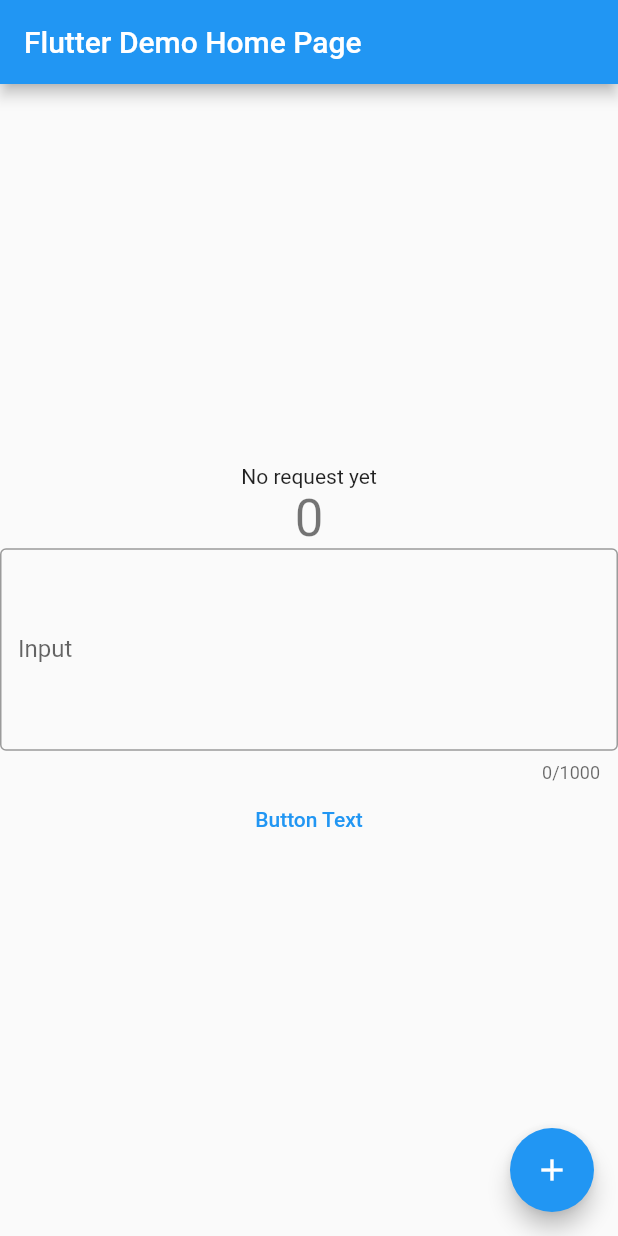
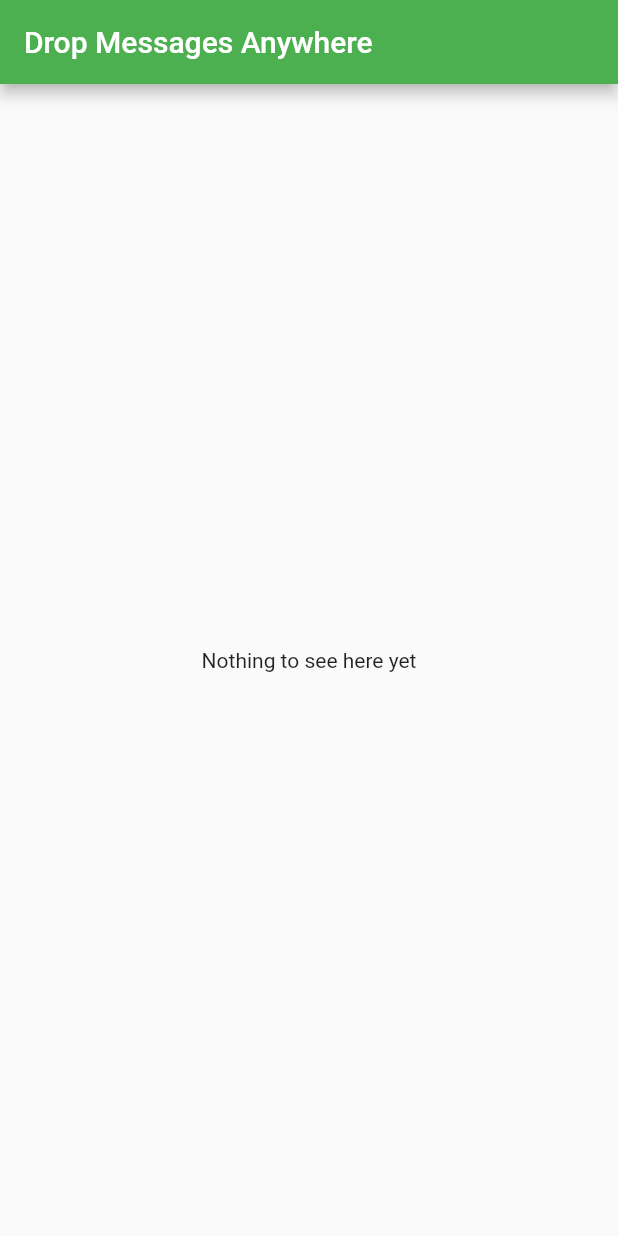
Before and after one commit to KjeldSchmidt/drp, a Flutter app: the screen it shows after launch, on a phone screen of 412 x 824 dp. Run offline on Flutter 3.47's test engine with Material 2 defaults, Android fonts, the phone set to English and light mode, and no system bars.

Commit message:
Cleaned up some early autogenerated stuff

```diff
--- a/frontend/lib/NetworkService.dart
+++ /dev/null
@@ -1,7 +0,0 @@
-import 'package:http/http.dart' as http;
-
-class NetworkService {
-  static Future<http.Response> fetchText() {
-    return http.get(Uri.parse("https://fakerapi.it/api/v1/addresses?_quantity=1"));
-  }
-}
--- a/frontend/lib/main.dart
+++ b/frontend/lib/main.dart
@@ -1,6 +1,3 @@
-import 'dart:developer';
-
-import 'package:drop/NetworkService.dart';
 import 'package:flutter/material.dart';
 
 void main() {
@@ -16,33 +13,15 @@
     return MaterialApp(
       title: 'Flutter Demo',
       theme: ThemeData(
-        // This is the theme of your application.
-        //
-        // Try running your application with "flutter run". You'll see the
-        // application has a blue toolbar. Then, without quitting the app, try
-        // changing the primarySwatch below to Colors.green and then invoke
-        // "hot reload" (press "r" in the console where you ran "flutter run",
-        // or simply save your changes to "hot reload" in a Flutter IDE).
-        // Notice that the counter didn't reset back to zero; the application
-        // is not restarted.
-        primarySwatch: Colors.blue,
+        primarySwatch: Colors.green,
       ),
-      home: const MyHomePage(title: 'Flutter Demo Home Page'),
+      home: const MyHomePage(title: 'Drop Messages Anywhere'),
     );
   }
 }
 
 class MyHomePage extends StatefulWidget {
   const MyHomePage({super.key, required this.title});
-
-  // This widget is the home page of your application. It is stateful, meaning
-  // that it has a State object (defined below) that contains fields that affect
-  // how it looks.
-
-  // This class is the configuration for the state. It holds the values (in this
-  // case the title) provided by the parent (in this case the App widget) and
-  // used by the build method of the State. Fields in a Widget subclass are
-  // always marked "final".
 
   final String title;
 
@@ -51,91 +30,22 @@
 }
 
 class _MyHomePageState extends State<MyHomePage> {
-  int _counter = 0;
-  String _response = "No request yet";
-
-  void _incrementCounter() {
-    setState(() {
-      // This call to setState tells the Flutter framework that something has
-      // changed in this State, which causes it to rerun the build method below
-      // so that the display can reflect the updated values. If we changed
-      // _counter without calling setState(), then the build method would not be
-      // called again, and so nothing would appear to happen.
-      _counter++;
-    });
-  }
-
-  void _handleSubmit() {
-    log("The submit button has been clicked");
-    setState(() {
-      _response = "The submit button has been clicked";
-    });
-    NetworkService.fetchText().then((value) => setState(() {
-      _response = value.body;
-    }));
-  }
 
   @override
   Widget build(BuildContext context) {
-    // This method is rerun every time setState is called, for instance as done
-    // by the _incrementCounter method above.
-    //
-    // The Flutter framework has been optimized to make rerunning build methods
-    // fast, so that you can just rebuild anything that needs updating rather
-    // than having to individually change instances of widgets.
     return Scaffold(
       appBar: AppBar(
-        // Here we take the value from the MyHomePage object that was created by
-        // the App.build method, and use it to set our appbar title.
         title: Text(widget.title),
       ),
       body: Center(
-        // Center is a layout widget. It takes a single child and positions it
-        // in the middle of the parent.
+
         child: Column(
-          // Column is also a layout widget. It takes a list of children and
-          // arranges them vertically. By default, it sizes itself to fit its
-          // children horizontally, and tries to be as tall as its parent.
-          //
-          // Invoke "debug painting" (press "p" in the console, choose the
-          // "Toggle Debug Paint" action from the Flutter Inspector in Android
-          // Studio, or the "Toggle Debug Paint" command in Visual Studio Code)
-          // to see the wireframe for each widget.
-          //
-          // Column has various properties to control how it sizes itself and
-          // how it positions its children. Here we use mainAxisAlignment to
-          // center the children vertically; the main axis here is the vertical
-          // axis because Columns are vertical (the cross axis would be
-          // horizontal).
           mainAxisAlignment: MainAxisAlignment.center,
-          children: <Widget>[
-            Text(_response),
-            Text(
-              '$_counter',
-              style: Theme.of(context).textTheme.headlineMedium,
-            ),
-            const TextField(
-              maxLines: 5,
-              minLines: 5,
-              maxLength: 1000,
-              scrollController: null,
-              decoration: InputDecoration(
-                border: OutlineInputBorder(),
-                labelText: "Input",
-              ),
-            ),
-            TextButton(
-              onPressed: _handleSubmit,
-              child: const Text("Button Text"),
-            )
+          children: const <Widget>[
+            Text("Nothing to see here yet")
           ],
         ),
       ),
-      floatingActionButton: FloatingActionButton(
-        onPressed: _incrementCounter,
-        tooltip: 'Increment',
-        child: const Icon(Icons.add),
-      ), // This trailing comma makes auto-formatting nicer for build methods.
     );
   }
 }
```
